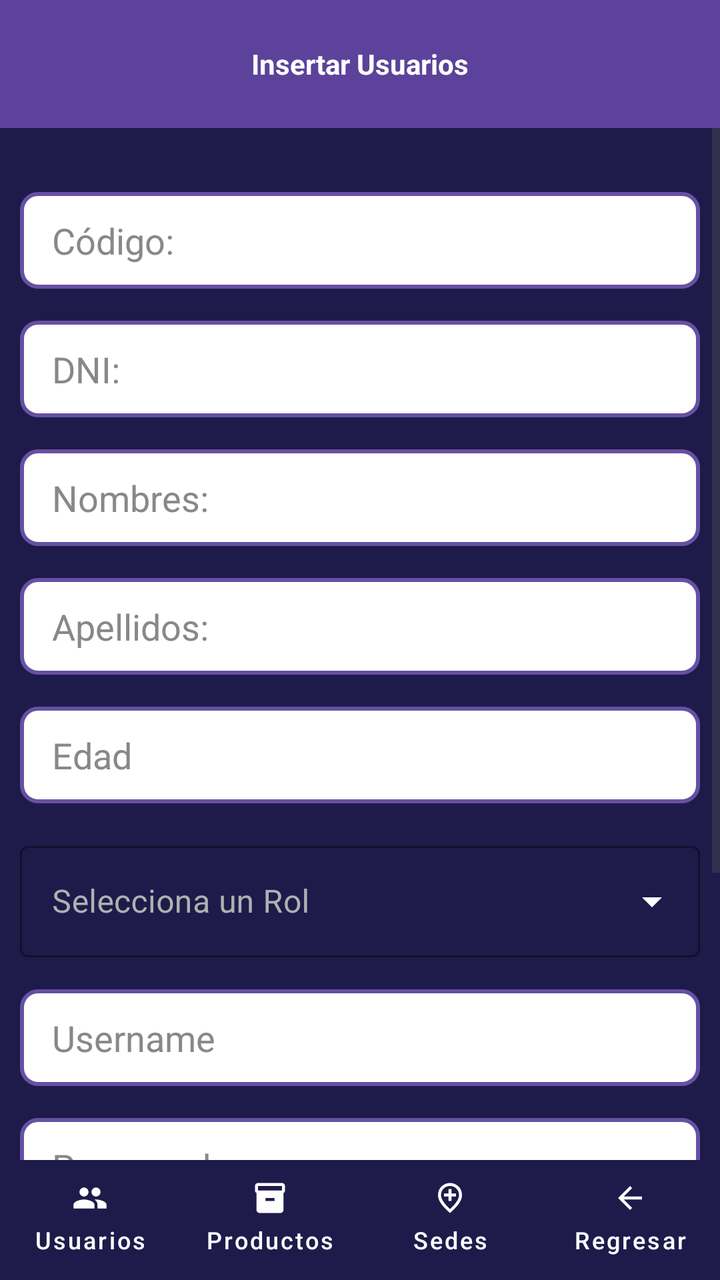
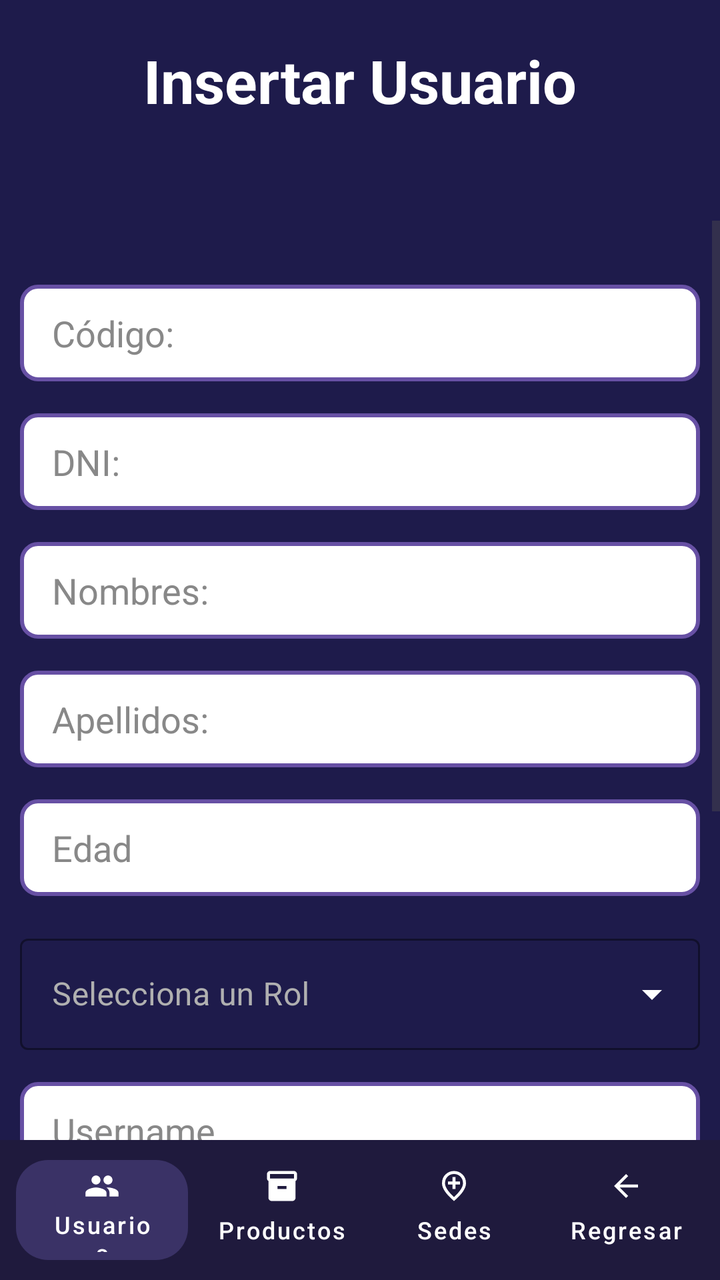

The first picture is an Android layout as it rendered before a commit; the second is the same layout after the commit. The layout source and the unified diff follow.
<!-- AndroidManifest.xml: application theme Theme.AlcamenProyectoFinal -->
<!-- res/layout/activity_frm_insertar_usuarios.xml -->
<?xml version="1.0" encoding="utf-8"?>
<RelativeLayout xmlns:android="http://schemas.android.com/apk/res/android"
    xmlns:app="http://schemas.android.com/apk/res-auto"
    android:layout_width="match_parent"
    android:layout_height="match_parent"
    android:id="@+id/main"
    android:background="#1E1B4B">

    
    <com.google.android.material.appbar.MaterialToolbar
        android:id="@+id/headerInsertarUsuarios"
        android:layout_width="match_parent"
        android:layout_height="?attr/actionBarSize"
        android:layout_alignParentTop="true"
        android:background="#5C429B"
        app:title="Insertar Usuarios"
        app:titleCentered="true"
        app:titleTextAppearance="@style/ToolbarTitleStyle"
        app:titleTextColor="@android:color/white" />

    
    <ScrollView
        android:layout_width="match_parent"
        android:layout_height="match_parent"
        android:layout_below="@id/headerInsertarUsuarios"
        android:layout_above="@id/footerInsertarUsuarios"
        android:fillViewport="true">

        <LinearLayout
            android:layout_width="340dp"
            android:layout_height="wrap_content"
            android:orientation="vertical"
            android:layout_gravity="center_horizontal"
            android:paddingTop="32dp"
            android:paddingBottom="40dp"
            app:layout_constraintBottom_toBottomOf="parent"
            app:layout_constraintEnd_toEndOf="parent"
            app:layout_constraintStart_toStartOf="parent"
            app:layout_constraintTop_toBottomOf="@+id/tvTituloInsertarUsuarios"
            app:layout_constraintVertical_bias="0.15">

            <EditText
                android:id="@+id/txtCodigoUsuario"
                android:layout_width="match_parent"
                android:layout_height="wrap_content"
                android:ems="10"
                android:hint="Código:"
                android:textColorHint="#888888"
                android:inputType="text"
                android:background="@drawable/input_border"
                android:paddingTop="12dp"
                android:paddingBottom="12dp"
                android:paddingStart="16dp"
                android:paddingEnd="10dp"
                android:paddingLeft="16dp"
                android:paddingRight="10dp"
                android:textColor="#000000"
                android:layout_marginBottom="16dp" />

            <EditText
                android:id="@+id/txtDni"
                android:layout_width="match_parent"
                android:layout_height="wrap_content"
                android:ems="10"
                android:hint="DNI:"
                android:textColorHint="#888888"
                android:inputType="number"
                android:background="@drawable/input_border"
                android:paddingTop="12dp"
                android:paddingBottom="12dp"
                android:paddingStart="16dp"
                android:paddingEnd="10dp"
                android:paddingLeft="16dp"
                android:paddingRight="10dp"
                android:textColor="#000000"
                android:layout_marginBottom="16dp" />

            <EditText
                android:id="@+id/txtNombres"
                android:layout_width="match_parent"
                android:layout_height="wrap_content"
                android:ems="10"
                android:hint="Nombres:"
                android:textColorHint="#888888"
                android:inputType="text"
                android:background="@drawable/input_border"
                android:paddingTop="12dp"
                android:paddingBottom="12dp"
                android:paddingStart="16dp"
                android:paddingEnd="10dp"
                android:paddingLeft="16dp"
                android:paddingRight="10dp"
                android:textColor="#000000"
                android:layout_marginBottom="16dp" />

            <EditText
                android:id="@+id/txtApellidos"
                android:layout_width="match_parent"
                android:layout_height="wrap_content"
                android:ems="10"
                android:hint="Apellidos:"
                android:textColorHint="#888888"
                android:inputType="text"
                android:background="@drawable/input_border"
                android:paddingTop="12dp"
                android:paddingBottom="12dp"
                android:paddingStart="16dp"
                android:paddingEnd="10dp"
                android:paddingLeft="16dp"
                android:paddingRight="10dp"
                android:textColor="#000000"
                android:layout_marginBottom="16dp" />

            <EditText
                android:id="@+id/txtEdad"
                android:layout_width="match_parent"
                android:layout_height="wrap_content"
                android:ems="10"
                android:hint="Edad"
                android:textColorHint="#888888"
                android:inputType="number"
                android:background="@drawable/input_border"
                android:paddingTop="12dp"
                android:paddingBottom="12dp"
                android:paddingStart="16dp"
                android:paddingEnd="10dp"
                android:paddingLeft="16dp"
                android:paddingRight="10dp"
                android:textColor="#000000"
                android:layout_marginBottom="16dp" />

            <com.google.android.material.textfield.TextInputLayout
                android:id="@+id/txtRolMod"
                style="@style/Widget.MaterialComponents.TextInputLayout.OutlinedBox.ExposedDropdownMenu"
                android:layout_width="match_parent"
                android:layout_height="wrap_content"
                android:layout_marginBottom="16dp"
                android:hint="Selecciona un Rol"
                app:hintTextColor="#FFFFFF"
                android:textColorHint="#B0B0B0"
                app:boxStrokeColor="#FFFFFF"
                app:endIconTint="#FFFFFF">

                <AutoCompleteTextView
                    android:id="@+id/txtrol"
                    android:layout_width="match_parent"
                    android:layout_height="wrap_content"
                    android:editable="false"
                    android:inputType="none"
                    android:paddingStart="16dp"
                    android:paddingLeft="16dp"
                    android:textColor="#FFFFFF" />
            </com.google.android.material.textfield.TextInputLayout>

            <EditText
                android:id="@+id/txtUsername"
                android:layout_width="match_parent"
                android:layout_height="wrap_content"
                android:ems="10"
                android:hint="Username"
                android:textColorHint="#888888"
                android:inputType="text"
                android:background="@drawable/input_border"
                android:paddingTop="12dp"
                android:paddingBottom="12dp"
                android:paddingStart="16dp"
                android:paddingEnd="10dp"
                android:paddingLeft="16dp"
                android:paddingRight="10dp"
                android:textColor="#000000"
                android:layout_marginBottom="16dp" />

            <EditText
                android:id="@+id/txtPassword"
                android:layout_width="match_parent"
                android:layout_height="wrap_content"
                android:ems="10"
                android:hint="Password"
                android:textColorHint="#888888"
                android:inputType="textPassword"
                android:background="@drawable/input_border"
                android:paddingTop="12dp"
                android:paddingBottom="12dp"
                android:paddingStart="16dp"
                android:paddingEnd="10dp"
                android:paddingLeft="16dp"
                android:paddingRight="10dp"
                android:textColor="#000000"
                android:layout_marginBottom="24dp" />

            <Button
                android:id="@+id/button27"
                android:layout_width="match_parent"
                android:layout_height="wrap_content"
                android:onClick="btnInsertarUsuario"
                android:text="Insertar Usuario"
                android:layout_marginBottom="12dp" />

            <Button
                android:id="@+id/button28"
                android:layout_width="match_parent"
                android:layout_height="wrap_content"
                android:onClick="btnRegresar"
                android:text="Regresar" />
        </LinearLayout>
    </ScrollView>

    <LinearLayout
        android:id="@+id/footerInsertarUsuarios"
        android:layout_width="match_parent"
        android:layout_height="60dp"
        android:layout_alignParentBottom="true"
        android:background="#1E1B4B"
        android:gravity="center_vertical"
        android:orientation="horizontal">

        <com.google.android.material.button.MaterialButton
            android:id="@+id/btnUsuarios"
            style="@style/Widget.MaterialComponents.Button.TextButton"
            android:layout_width="0dp"
            android:layout_height="match_parent"
            android:layout_weight="1"
            android:text="Usuarios"
            android:textColor="@android:color/white"
            android:textSize="12sp"
            app:icon="@drawable/ic_people"
            app:iconGravity="top"
            app:iconPadding="2dp"
            app:iconTint="@android:color/white"
            app:textAllCaps="false" />

        <com.google.android.material.button.MaterialButton
            android:id="@+id/btnProductos"
            style="@style/Widget.MaterialComponents.Button.TextButton"
            android:layout_width="0dp"
            android:layout_height="match_parent"
            android:layout_weight="1"
            android:text="Productos"
            android:textColor="@android:color/white"
            android:textSize="12sp"
            app:icon="@drawable/ic_inventory"
            app:iconGravity="top"
            app:iconPadding="2dp"
            app:iconTint="@android:color/white"
            app:textAllCaps="false" />

        <com.google.android.material.button.MaterialButton
            android:id="@+id/btnSedes"
            style="@style/Widget.MaterialComponents.Button.TextButton"
            android:layout_width="0dp"
            android:layout_height="match_parent"
            android:layout_weight="1"
            android:text="Sedes"
            android:textColor="@android:color/white"
            android:textSize="12sp"
            app:icon="@drawable/ic_location_city"
            app:iconGravity="top"
            app:iconPadding="2dp"
            app:iconTint="@android:color/white"
            app:textAllCaps="false" />

        <com.google.android.material.button.MaterialButton
            android:id="@+id/btnRegresar"
            style="@style/Widget.MaterialComponents.Button.TextButton"
            android:layout_width="0dp"
            android:layout_height="match_parent"
            android:layout_weight="1"
            android:text="Regresar"
            android:textColor="@android:color/white"
            android:textSize="12sp"
            app:icon="@drawable/ic_arrow_back"
            app:iconGravity="top"
            app:iconPadding="2dp"
            app:iconTint="@android:color/white"
            app:textAllCaps="false" />

    </LinearLayout>

</RelativeLayout>
<!-- resources referenced by this layout -->
<resources>
  <!-- drawable ic_arrow_back (drawable) -->
  <vector xmlns:android="http://schemas.android.com/apk/res/android" android:autoMirrored="true" android:height="24dp" android:tint="#000000" android:viewportHeight="960" android:viewportWidth="960" android:width="24dp">
        
      <path android:fillColor="@android:color/white" android:pathData="M313,520L537,744L480,800L160,480L480,160L537,216L313,440L800,440L800,520L313,520Z"/>
      
  </vector>
  <!-- drawable ic_inventory (drawable) -->
  <vector xmlns:android="http://schemas.android.com/apk/res/android" android:height="24dp" android:tint="#000000" android:viewportHeight="24" android:viewportWidth="24" android:width="24dp">
        
      <path android:fillColor="@android:color/white" android:pathData="M20,2L4,2c-1,0 -2,0.9 -2,2v3.01c0,0.72 0.43,1.34 1,1.69L3,20c0,1.1 1.1,2 2,2h14c0.9,0 2,-0.9 2,-2L21,8.7c0.57,-0.35 1,-0.97 1,-1.69L22,4c0,-1.1 -1,-2 -2,-2zM15,14L9,14v-2h6v2zM20,7L4,7L4,4l16,-0.02L20,7z"/>
      
  </vector>
  <!-- drawable ic_location_city (drawable) -->
  <vector xmlns:android="http://schemas.android.com/apk/res/android" android:height="24dp" android:tint="#000000" android:viewportHeight="960" android:viewportWidth="960" android:width="24dp">
        
      <path android:fillColor="@android:color/white" android:pathData="M440,560L520,560L520,440L640,440L640,360L520,360L520,240L440,240L440,360L320,360L320,440L440,440L440,560ZM480,774Q602,662 661,570.5Q720,479 720,408Q720,299 650.5,229.5Q581,160 480,160Q379,160 309.5,229.5Q240,299 240,408Q240,479 299,570.5Q358,662 480,774ZM480,880Q319,743 239.5,625.5Q160,508 160,408Q160,258 256.5,169Q353,80 480,80Q607,80 703.5,169Q800,258 800,408Q800,508 720.5,625.5Q641,743 480,880ZM480,400Q480,400 480,400Q480,400 480,400Q480,400 480,400Q480,400 480,400Q480,400 480,400Q480,400 480,400Q480,400 480,400Q480,400 480,400Z"/>
      
  </vector>
  <!-- drawable ic_people (drawable) -->
  <vector xmlns:android="http://schemas.android.com/apk/res/android" android:height="24dp" android:tint="#000000" android:viewportHeight="24" android:viewportWidth="24" android:width="24dp">
        
      <path android:fillColor="@android:color/white" android:pathData="M16,11c1.66,0 2.99,-1.34 2.99,-3S17.66,5 16,5c-1.66,0 -3,1.34 -3,3s1.34,3 3,3zM8,11c1.66,0 2.99,-1.34 2.99,-3S9.66,5 8,5C6.34,5 5,6.34 5,8s1.34,3 3,3zM8,13c-2.33,0 -7,1.17 -7,3.5L1,19h14v-2.5c0,-2.33 -4.67,-3.5 -7,-3.5zM16,13c-0.29,0 -0.62,0.02 -0.97,0.05 1.16,0.84 1.97,1.97 1.97,3.45L17,19h6v-2.5c0,-2.33 -4.67,-3.5 -7,-3.5z"/>
      
  </vector>
  <!-- drawable input_border (drawable) -->
  <?xml version="1.0" encoding="utf-8"?>
  <shape xmlns:android="http://schemas.android.com/apk/res/android"
      android:shape="rectangle">
  
      <solid android:color="#FFFFFF" />
  
      <stroke
          android:width="2dp"
          android:color="#6750A4" />
  
      <corners android:radius="8dp" />
  
  </shape>
  <style name="ToolbarTitleStyle">
          <item name="android:textStyle">bold</item>
          <item name="android:fontFamily">sans-serif</item>
      </style>
  <style name="Theme.AlcamenProyectoFinal" parent="Base.Theme.AlcamenProyectoFinal" />
  <style name="Base.Theme.AlcamenProyectoFinal" parent="Theme.Material3.DayNight.NoActionBar">
          
          
      </style>
</resources>

<!-- the commit's change to res/layout/activity_frm_insertar_usuarios.xml (unified diff, before → after) -->
@@ -1,133 +1,133 @@
 <?xml version="1.0" encoding="utf-8"?>
 <RelativeLayout xmlns:android="http://schemas.android.com/apk/res/android"
     xmlns:app="http://schemas.android.com/apk/res-auto"
+    xmlns:tools="http://schemas.android.com/tools"
+    android:id="@+id/main"
     android:layout_width="match_parent"
     android:layout_height="match_parent"
-    android:id="@+id/main"
-    android:background="#1E1B4B">
+    android:background="#1E1B4B"
+    tools:context=".Vista.frmInsertarUsuarios">
 
     
-    <com.google.android.material.appbar.MaterialToolbar
+    <TextView
         android:id="@+id/headerInsertarUsuarios"
         android:layout_width="match_parent"
-        android:layout_height="?attr/actionBarSize"
-        android:layout_alignParentTop="true"
-        android:background="#5C429B"
-        app:title="Insertar Usuarios"
-        app:titleCentered="true"
-        app:titleTextAppearance="@style/ToolbarTitleStyle"
-        app:titleTextColor="@android:color/white" />
+        android:layout_height="wrap_content"
+        android:layout_marginBottom="30dp"
+        android:gravity="center"
+        android:text="Insertar Usuario"
+        android:textColor="#FFFFFF"
+        android:textSize="30sp"
+        android:textStyle="bold"
+        android:paddingTop="20dp"
+        android:paddingBottom="20dp"/>
 
     
+
     <ScrollView
         android:layout_width="match_parent"
         android:layout_height="match_parent"
+        android:layout_above="@id/bottomBar"
         android:layout_below="@id/headerInsertarUsuarios"
-        android:layout_above="@id/footerInsertarUsuarios"
         android:fillViewport="true">
 
         <LinearLayout
             android:layout_width="340dp"
             android:layout_height="wrap_content"
+            android:layout_gravity="center_horizontal"
             android:orientation="vertical"
-            android:layout_gravity="center_horizontal"
             android:paddingTop="32dp"
-            android:paddingBottom="40dp"
-            app:layout_constraintBottom_toBottomOf="parent"
-            app:layout_constraintEnd_toEndOf="parent"
-            app:layout_constraintStart_toStartOf="parent"
-            app:layout_constraintTop_toBottomOf="@+id/tvTituloInsertarUsuarios"
-            app:layout_constraintVertical_bias="0.15">
+            android:paddingBottom="40dp">
 
             <EditText
                 android:id="@+id/txtCodigoUsuario"
                 android:layout_width="match_parent"
                 android:layout_height="wrap_content"
+                android:layout_marginBottom="16dp"
+                android:background="@drawable/input_border"
                 android:ems="10"
                 android:hint="Código:"
-                android:textColorHint="#888888"
-                android:inputType="text"
-                android:background="@drawable/input_border"
-                android:paddingTop="12dp"
-                android:paddingBottom="12dp"
-                android:paddingStart="16dp"
-                android:paddingEnd="10dp"
-                android:paddingLeft="16dp"
-                android:paddingRight="10dp"
-                android:textColor="#000000"
-                android:layout_marginBottom="16dp" />
+                android:inputType="text"
+                android:paddingStart="16dp"
+                android:paddingLeft="16dp"
+                android:paddingTop="12dp"
+                android:paddingEnd="10dp"
+                android:paddingRight="10dp"
+                android:paddingBottom="12dp"
+                android:textColor="#000000"
+                android:textColorHint="#888888" />
 
             <EditText
                 android:id="@+id/txtDni"
                 android:layout_width="match_parent"
                 android:layout_height="wrap_content"
+                android:layout_marginBottom="16dp"
+                android:background="@drawable/input_border"
                 android:ems="10"
                 android:hint="DNI:"
-                android:textColorHint="#888888"
                 android:inputType="number"
-                android:background="@drawable/input_border"
-                android:paddingTop="12dp"
-                android:paddingBottom="12dp"
-                android:paddingStart="16dp"
-                android:paddingEnd="10dp"
-                android:paddingLeft="16dp"
-                android:paddingRight="10dp"
-                android:textColor="#000000"
-                android:layout_marginBottom="16dp" />
+                android:paddingStart="16dp"
+                android:paddingLeft="16dp"
+                android:paddingTop="12dp"
+                android:paddingEnd="10dp"
+                android:paddingRight="10dp"
+                android:paddingBottom="12dp"
+                android:textColor="#000000"
+                android:textColorHint="#888888" />
 
             <EditText
                 android:id="@+id/txtNombres"
                 android:layout_width="match_parent"
                 android:layout_height="wrap_content"
+                android:layout_marginBottom="16dp"
+                android:background="@drawable/input_border"
                 android:ems="10"
                 android:hint="Nombres:"
-                android:textColorHint="#888888"
-                android:inputType="text"
-                android:background="@drawable/input_border"
-                android:paddingTop="12dp"
-                android:paddingBottom="12dp"
-                android:paddingStart="16dp"
-                android:paddingEnd="10dp"
-                android:paddingLeft="16dp"
-                android:paddingRight="10dp"
-                android:textColor="#000000"
-                android:layout_marginBottom="16dp" />
+                android:inputType="text"
+                android:paddingStart="16dp"
+                android:paddingLeft="16dp"
+                android:paddingTop="12dp"
+                android:paddingEnd="10dp"
+                android:paddingRight="10dp"
+                android:paddingBottom="12dp"
+                android:textColor="#000000"
+                android:textColorHint="#888888" />
 
             <EditText
                 android:id="@+id/txtApellidos"
                 android:layout_width="match_parent"
                 android:layout_height="wrap_content"
+                android:layout_marginBottom="16dp"
+                android:background="@drawable/input_border"
                 android:ems="10"
                 android:hint="Apellidos:"
-                android:textColorHint="#888888"
-                android:inputType="text"
-                android:background="@drawable/input_border"
-                android:paddingTop="12dp"
-                android:paddingBottom="12dp"
-                android:paddingStart="16dp"
-                android:paddingEnd="10dp"
-                android:paddingLeft="16dp"
-                android:paddingRight="10dp"
-                android:textColor="#000000"
-                android:layout_marginBottom="16dp" />
+                android:inputType="text"
+                android:paddingStart="16dp"
+                android:paddingLeft="16dp"
+                android:paddingTop="12dp"
+                android:paddingEnd="10dp"
+                android:paddingRight="10dp"
+                android:paddingBottom="12dp"
+                android:textColor="#000000"
+                android:textColorHint="#888888" />
 
             <EditText
                 android:id="@+id/txtEdad"
                 android:layout_width="match_parent"
                 android:layout_height="wrap_content"
+                android:layout_marginBottom="16dp"
+                android:background="@drawable/input_border"
                 android:ems="10"
                 android:hint="Edad"
-                android:textColorHint="#888888"
                 android:inputType="number"
-                android:background="@drawable/input_border"
-                android:paddingTop="12dp"
-                android:paddingBottom="12dp"
-                android:paddingStart="16dp"
-                android:paddingEnd="10dp"
-                android:paddingLeft="16dp"
-                android:paddingRight="10dp"
-                android:textColor="#000000"
-                android:layout_marginBottom="16dp" />
+                android:paddingStart="16dp"
+                android:paddingLeft="16dp"
+                android:paddingTop="12dp"
+                android:paddingEnd="10dp"
+                android:paddingRight="10dp"
+                android:paddingBottom="12dp"
+                android:textColor="#000000"
+                android:textColorHint="#888888" />
 
             <com.google.android.material.textfield.TextInputLayout
                 android:id="@+id/txtRolMod"
@@ -136,10 +136,10 @@
                 android:layout_height="wrap_content"
                 android:layout_marginBottom="16dp"
                 android:hint="Selecciona un Rol"
-                app:hintTextColor="#FFFFFF"
                 android:textColorHint="#B0B0B0"
                 app:boxStrokeColor="#FFFFFF"
-                app:endIconTint="#FFFFFF">
+                app:endIconTint="#FFFFFF"
+                app:hintTextColor="#FFFFFF">
 
                 <AutoCompleteTextView
                     android:id="@+id/txtrol"
@@ -156,45 +156,45 @@
                 android:id="@+id/txtUsername"
                 android:layout_width="match_parent"
                 android:layout_height="wrap_content"
+                android:layout_marginBottom="16dp"
+                android:background="@drawable/input_border"
                 android:ems="10"
                 android:hint="Username"
-                android:textColorHint="#888888"
-                android:inputType="text"
-                android:background="@drawable/input_border"
-                android:paddingTop="12dp"
-                android:paddingBottom="12dp"
-                android:paddingStart="16dp"
-                android:paddingEnd="10dp"
-                android:paddingLeft="16dp"
-                android:paddingRight="10dp"
-                android:textColor="#000000"
-                android:layout_marginBottom="16dp" />
+                android:inputType="text"
+                android:paddingStart="16dp"
+                android:paddingLeft="16dp"
+                android:paddingTop="12dp"
+                android:paddingEnd="10dp"
+                android:paddingRight="10dp"
+                android:paddingBottom="12dp"
+                android:textColor="#000000"
+                android:textColorHint="#888888" />
 
             <EditText
                 android:id="@+id/txtPassword"
                 android:layout_width="match_parent"
                 android:layout_height="wrap_content"
+                android:layout_marginBottom="24dp"
+                android:background="@drawable/input_border"
                 android:ems="10"
                 android:hint="Password"
-                android:textColorHint="#888888"
                 android:inputType="textPassword"
-                android:background="@drawable/input_border"
-                android:paddingTop="12dp"
-                android:paddingBottom="12dp"
-                android:paddingStart="16dp"
-                android:paddingEnd="10dp"
-                android:paddingLeft="16dp"
-                android:paddingRight="10dp"
-                android:textColor="#000000"
-                android:layout_marginBottom="24dp" />
+                android:paddingStart="16dp"
+                android:paddingLeft="16dp"
+                android:paddingTop="12dp"
+                android:paddingEnd="10dp"
+                android:paddingRight="10dp"
+                android:paddingBottom="12dp"
+                android:textColor="#000000"
+                android:textColorHint="#888888" />
 
             <Button
                 android:id="@+id/button27"
                 android:layout_width="match_parent"
                 android:layout_height="wrap_content"
+                android:layout_marginBottom="12dp"
                 android:onClick="btnInsertarUsuario"
-                android:text="Insertar Usuario"
-                android:layout_marginBottom="12dp" />
+                android:text="Insertar Usuario" />
 
             <Button
                 android:id="@+id/button28"
@@ -205,24 +205,29 @@
         </LinearLayout>
     </ScrollView>
 
+    
     <LinearLayout
-        android:id="@+id/footerInsertarUsuarios"
+        android:id="@+id/bottomBar"
         android:layout_width="match_parent"
-        android:layout_height="60dp"
+        android:layout_height="70dp"
         android:layout_alignParentBottom="true"
-        android:background="#1E1B4B"
+        android:background="#1F1A3D"
         android:gravity="center_vertical"
-        android:orientation="horizontal">
+        android:orientation="horizontal"
+        android:padding="4dp">
 
         <com.google.android.material.button.MaterialButton
             android:id="@+id/btnUsuarios"
-            style="@style/Widget.MaterialComponents.Button.TextButton"
-            android:layout_width="0dp"
-            android:layout_height="match_parent"
+            style="@style/Widget.MaterialComponents.Button.UnelevatedButton"
+            android:layout_width="0dp"
+            android:layout_height="wrap_content"
+            android:layout_marginHorizontal="4dp"
             android:layout_weight="1"
             android:text="Usuarios"
             android:textColor="@android:color/white"
             android:textSize="12sp"
+            app:backgroundTint="#3A3266"
+            app:cornerRadius="16dp"
             app:icon="@drawable/ic_people"
             app:iconGravity="top"
             app:iconPadding="2dp"
<!-- resource entries referenced after the edit -->
@@ -38,10 +38,6 @@
       <corners android:radius="8dp" />
   
   </shape>
-  <style name="ToolbarTitleStyle">
-          <item name="android:textStyle">bold</item>
-          <item name="android:fontFamily">sans-serif</item>
-      </style>
   <style name="Theme.AlcamenProyectoFinal" parent="Base.Theme.AlcamenProyectoFinal" />
   <style name="Base.Theme.AlcamenProyectoFinal" parent="Theme.Material3.DayNight.NoActionBar">
           
